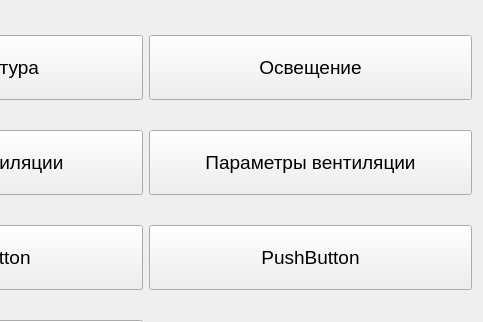
Old version of the form QtClient/QtClimaClient/Frames/MainMenuFrame.ui in the repository ciberslavik/climacore; both pictures show x 191 to 674 and y 0 to 322 of the 674 by 424 pixel window.
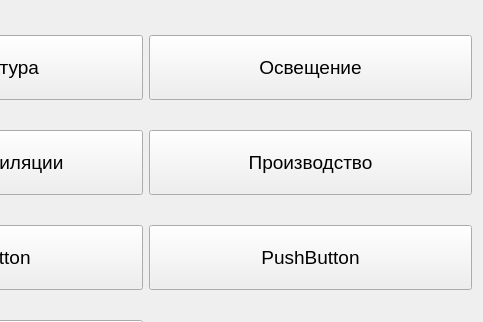
New version of the form.

What changed in the file:
```diff
--- a/QtClient/QtClimaClient/Frames/MainMenuFrame.ui
+++ b/QtClient/QtClimaClient/Frames/MainMenuFrame.ui
@@ -67,7 +67,7 @@
       </size>
      </property>
      <property name="text">
-      <string>Параметры вентиляции</string>
+      <string>Производство</string>
      </property>
     </widget>
    </item>
```
Left out of the diff: 2 changed lines with no effect on the pictures.
